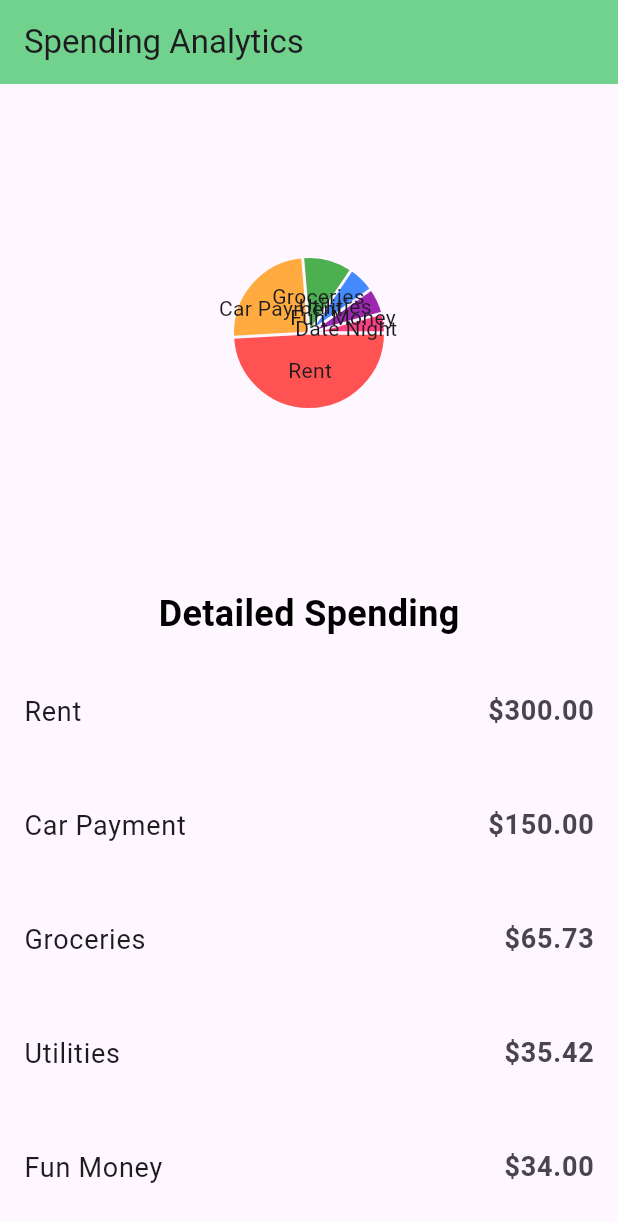
After one commit to adamrujhan/DuitWise-CAT304, a Flutter app: the AnalyticsPage screen opened directly, on a phone screen of 412 x 824 dp. The commit adds this screen. Shown: the top 1222 px of the screen. Run offline on Flutter 3.47's test engine with Material 3 defaults, Android fonts, the phone set to English and light mode, and no system bars; drawn by our look-alikes of fl_chart; our stand-ins replace firebase_auth, firebase_core, firebase_database, flutter_riverpod, go_router, shared_preferences; accounts and stored records are empty.

Commit message:
added placeholder for analytics page

```diff
--- /dev/null
+++ b/duitwise_app/lib/modules/analytics/view/analytics_page.dart
@@ -0,0 +1,112 @@
+import 'package:flutter/material.dart';
+import 'package:fl_chart/fl_chart.dart';
+
+class AnalyticsPage extends StatelessWidget {
+  const AnalyticsPage({super.key});
+
+  @override
+  Widget build(BuildContext context) {
+    return Scaffold(
+      appBar: AppBar(
+        title: Text("Spending Analytics"),
+        backgroundColor: Color(0xFF70D28C), // Light green color
+      ),
+      body: Padding(
+        padding: EdgeInsets.all(16.0),
+        child: Column(
+          children: [
+            SizedBox(
+              width: double.infinity,
+              height: 300,
+              child: PieChart(
+                PieChartData(
+                  sections: showingSections(),
+                  borderData: FlBorderData(show: false),
+                  centerSpaceRadius: 0,
+                  sectionsSpace: 2,
+                ),
+              ),
+            ),
+            SizedBox(height: 20),
+            Text(
+              'Detailed Spending',
+              style: TextStyle(
+                fontSize: 24,
+                fontWeight: FontWeight.bold,
+                color: Colors.black,
+              ),
+            ),
+            SizedBox(height: 10),
+            Expanded(
+              child: ListView(
+                children: [
+                  buildDetailItem('Rent', 300.00),
+                  buildDetailItem('Car Payment', 150.00),
+                  buildDetailItem('Groceries', 65.73),
+                  buildDetailItem('Utilities', 35.42),
+                  buildDetailItem('Fun Money', 34.00),
+                  buildDetailItem('Date Night', 25.78),
+                ],
+              ),
+            ),
+          ],
+        ),
+      ),
+    );
+  }
+
+  List<PieChartSectionData> showingSections() {
+    return [
+      PieChartSectionData(
+        color: Colors.redAccent,
+        value: 300.00,
+        title: 'Rent',
+        radius: 50,
+      ),
+      PieChartSectionData(
+        color: Colors.orangeAccent,
+        value: 150.00,
+        title: 'Car Payment',
+        radius: 50,
+      ),
+      PieChartSectionData(
+        color: Colors.green,
+        value: 65.73,
+        title: 'Groceries',
+        radius: 50,
+      ),
+      PieChartSectionData(
+        color: Colors.blueAccent,
+        value: 35.42,
+        title: 'Utilities',
+        radius: 50,
+      ),
+      PieChartSectionData(
+        color: Colors.purple,
+        value: 34.00,
+        title: 'Fun Money',
+        radius: 50,
+      ),
+      PieChartSectionData(
+        color: Colors.pinkAccent,
+        value: 25.78,
+        title: 'Date Night',
+        radius: 50,
+      ),
+    ];
+  }
+
+  Widget buildDetailItem(String title, double amount) {
+    return ListTile(
+      contentPadding: EdgeInsets.symmetric(vertical: 10),
+      title: Text(
+        title,
+        style: TextStyle(fontSize: 18),
+      ),
+      trailing: Text(
+        '\$${amount.toStringAsFixed(2)}',
+        style: TextStyle(fontSize: 18, fontWeight: FontWeight.bold),
+      ),
+    );
+  }
+}
--- a/duitwise_app/lib/modules/platform_management/view/layout/bottom_nav_bar.dart
+++ b/duitwise_app/lib/modules/platform_management/view/layout/bottom_nav_bar.dart
@@ -1,7 +1,6 @@
 import 'package:flutter/material.dart';
 import 'package:flutter_riverpod/flutter_riverpod.dart';
 import 'package:duitwise_app/modules/platform_management/providers/bottom_nav_provider.dart';
-import 'package:go_router/go_router.dart';
 
 class BottomNavBar extends ConsumerWidget {
   const BottomNavBar({super.key});
@@ -37,6 +36,15 @@ class BottomNavBar extends ConsumerWidget {
           label: "Tracking",
         ),
         NavigationDestination(
+          icon: Icon(Icons.pie_chart_outline_outlined, color: Colors.grey),
+          selectedIcon: Icon(
+            Icons.pie_chart_outline_outlined,
+            color: Colors.green,
+            shadows: [Shadow(color: Colors.blue, blurRadius: 8)],
+          ),
+          label: "Analytics",
+        ),
+        NavigationDestination(
           icon: Icon(Icons.menu_book_outlined, color: Colors.grey),
           selectedIcon: Icon(
             Icons.menu_book_outlined,
--- a/duitwise_app/lib/modules/platform_management/view/layout/main_shell.dart
+++ b/duitwise_app/lib/modules/platform_management/view/layout/main_shell.dart
@@ -1,3 +1,4 @@
+import 'package:duitwise_app/modules/analytics/view/analytics_page.dart';
 import 'package:duitwise_app/modules/financial_literacy/views/fin_lit_page.dart';
 import 'package:duitwise_app/modules/platform_management/view/layout/duitwise_appbar.dart';
 import 'package:duitwise_app/modules/user_profile/view/user_profile.dart';
@@ -55,6 +56,7 @@ class MainShell extends ConsumerWidget {
         final pages = [
           HomePage(),
           BudgetSetupPage(),
+          AnalyticsPage(),
           LearningPage(),
           ProfilePage(user: user),
         ];
```
